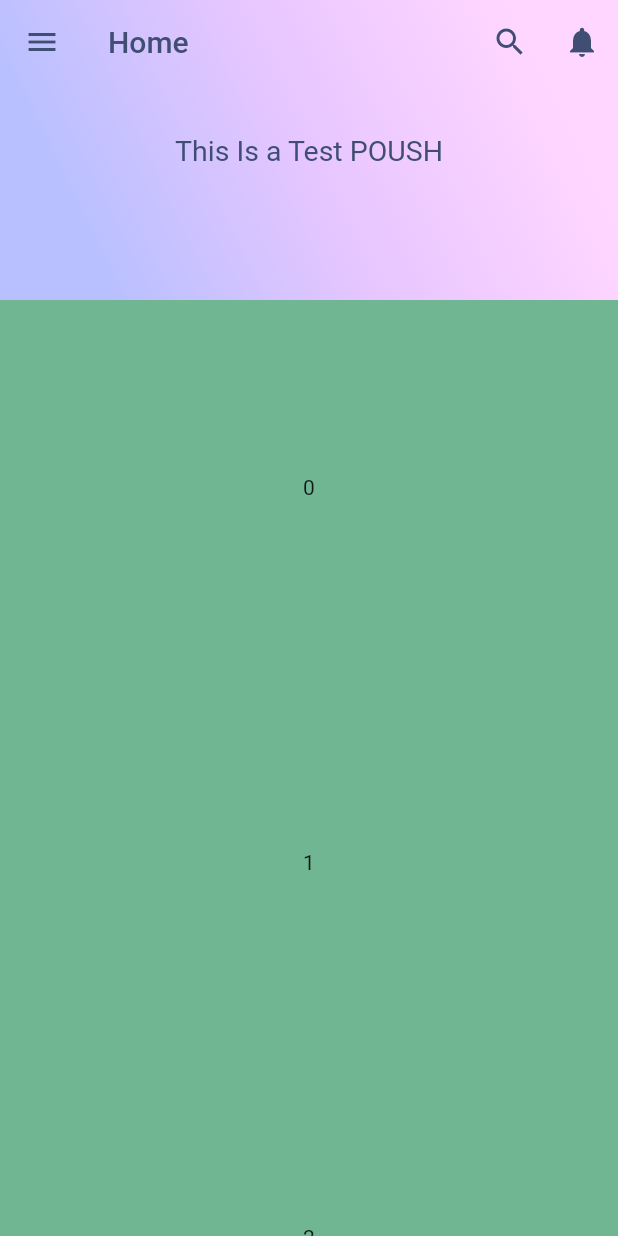
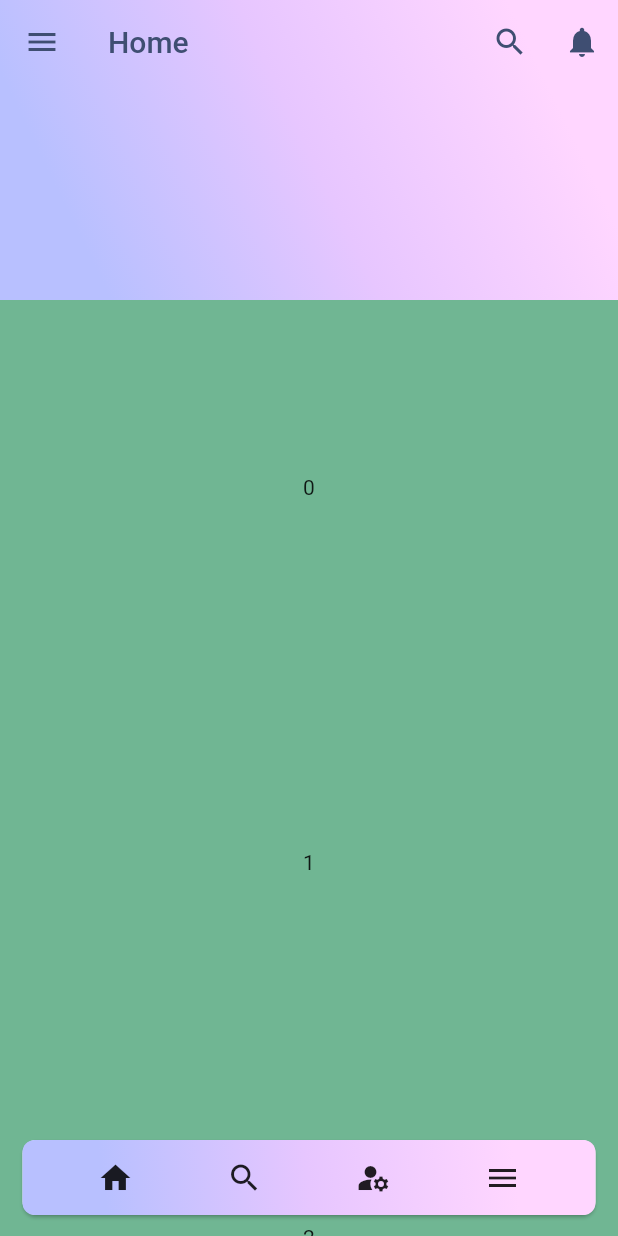
Before and after one commit to CoachSaab/handy, a Flutter app: the screen it shows after launch, on a phone screen of 412 x 824 dp. Run offline on Flutter 3.47's test engine with Material 2 defaults, Android fonts, the phone set to English and light mode, and no system bars; drawn by our look-alikes of animated_text_kit.

Commit message:
Bottom Bar

```diff
--- a/lib/pages/home/HomePage.dart
+++ b/lib/pages/home/HomePage.dart
@@ -2,6 +2,7 @@ import 'dart:math';
 
 import 'package:flutter/material.dart';
 import 'package:handy/widgets/appbar/CustomAppBar.dart';
+import 'package:handy/widgets/bottombar/CustomBottomBar.dart';
 import 'package:handy/widgets/drawer/customDrawer.dart';
 class HomePage extends StatelessWidget {
   const HomePage({super.key});
@@ -33,6 +34,7 @@ class HomePage extends StatelessWidget {
                   );
               },)
               ),
+          CustomBottomBar()
         ],
       )
     );
--- a/lib/utils/Theme/theme.dart
+++ b/lib/utils/Theme/theme.dart
@@ -5,7 +5,13 @@ ThemeData lightTheme = ThemeData(
     backgroundColor: Color.fromRGBO(184, 192, 255, 1),
     foregroundColor: Color.fromRGBO(63, 78, 114, 1)
   ),
-  backgroundColor: const Color.fromRGBO(231, 198, 255, 1)
+  iconButtonTheme: IconButtonThemeData(
+      style: ButtonStyle(
+
+        iconColor: MaterialStatePropertyAll(Color.fromRGBO(63, 78, 114, 1)),
+        foregroundColor: MaterialStatePropertyAll(Color.fromRGBO(63, 78, 114, 1))
+      )
+  )
 );
 
 ThemeData darkTheme = ThemeData(
--- a/lib/widgets/appbar/CustomAppBar.dart
+++ b/lib/widgets/appbar/CustomAppBar.dart
@@ -28,7 +28,7 @@ class CustomAppbar extends StatelessWidget {
           background: Center(child: AnimatedTextKit(
               animatedTexts: [
                 TyperAnimatedText(
-                    "This Is a Test POUSH",
+                    "",
                     textStyle: const TextStyle(
                       fontWeight: FontWeight.w400,
                       fontSize: 19,
--- a/lib/widgets/bottombar/CustomBottomBar.dart
+++ b/lib/widgets/bottombar/CustomBottomBar.dart
@@ -4,16 +4,41 @@ class CustomBottomBar extends StatelessWidget {
 
   @override
   Widget build(BuildContext context) {
-    return Card(
+    return AnimatedPositioned(
+      duration: Duration.zero,
+      bottom: 10,
+      child: Card(
+        shape: RoundedRectangleBorder(borderRadius: BorderRadius.all(Radius.circular(9))),
         child: Container(
           // decoration: ,
+          width: MediaQuery.of(context).size.width - 30,
+          decoration: const BoxDecoration(
+            borderRadius: BorderRadius.all(Radius.circular(8)),
+            gradient: LinearGradient(
+              begin: Alignment(0.71, -0.71),
+              end: Alignment(-0.71, 0.71),
+              colors: [Color(0xFFFFD6FF), Color(0xFFE7C6FF), Color(0xFFB8C0FF)],
+            ),
+          ),
           height: 50,
           child: Row(
             crossAxisAlignment: CrossAxisAlignment.center,
-          mainAxisAlignment: MainAxisAlignment.center,
+            mainAxisAlignment: MainAxisAlignment.spaceEvenly,
             children: [
+              IconButton(onPressed: () {
 
+              }, icon: Icon(Icons.home)),
+              IconButton(onPressed: () {
+
+              }, icon: Icon(Icons.search)),
+              IconButton(onPressed: () {
+
+              }, icon: Icon(Icons.manage_accounts)),
+              IconButton(onPressed: () {
+
+              }, icon: Icon(Icons.menu_sharp))
               ],
+          ),
         ),
       ),
     );
```
Lines whose indentation alone changed are shown as unchanged.
